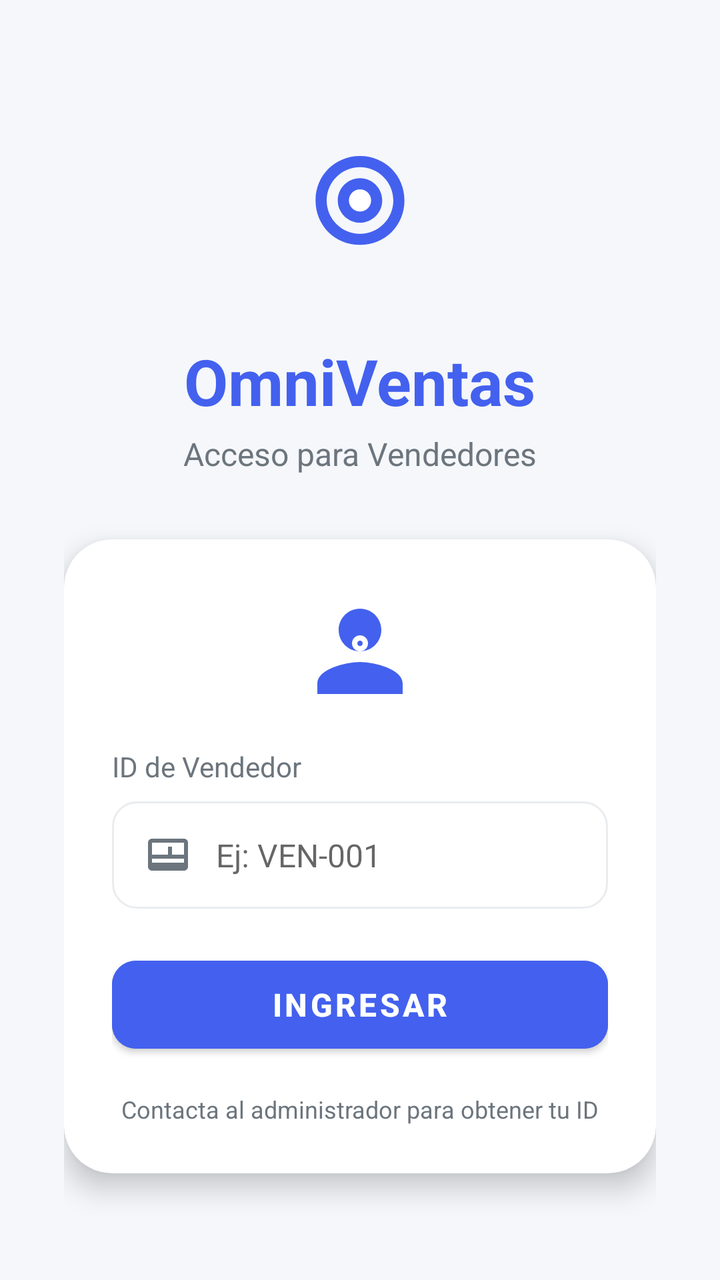
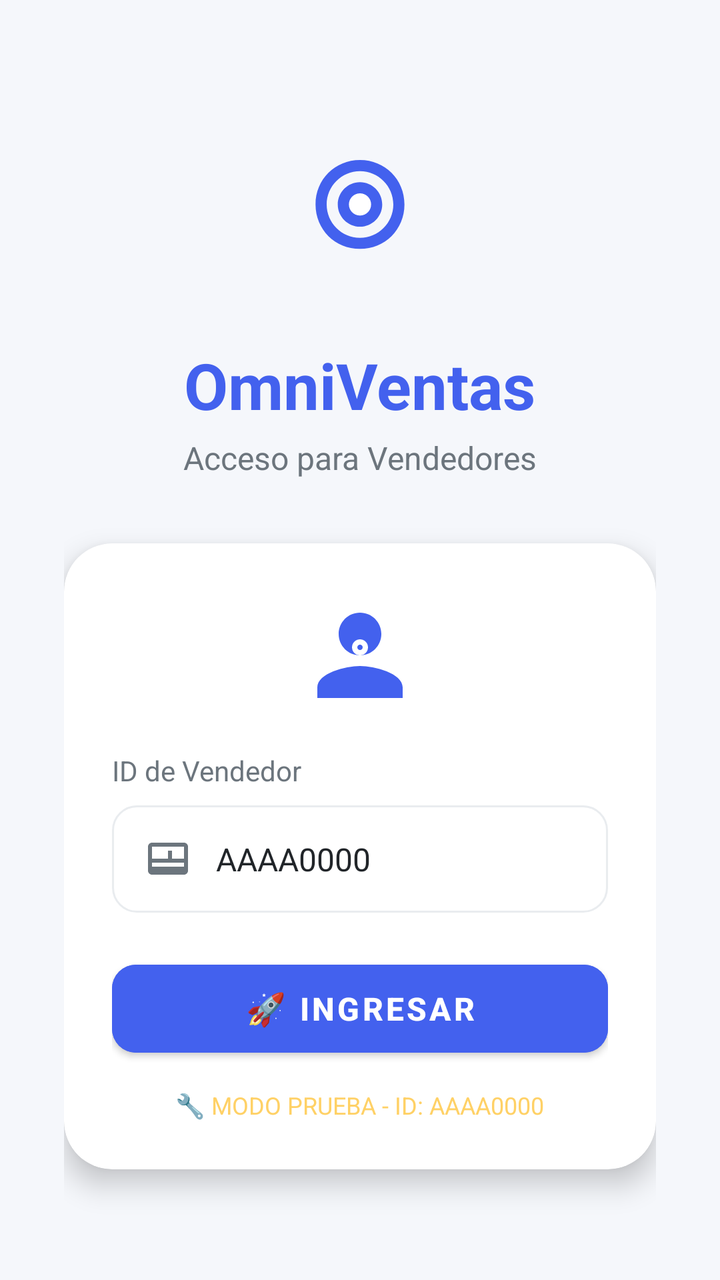

The first picture is an Android layout as it rendered before a commit; the second is the same layout after the commit. The layout source and the unified diff follow.
<!-- AndroidManifest.xml: application theme Theme.OmniVentas -->
<!-- res/layout/activity_login.xml -->
<?xml version="1.0" encoding="utf-8"?>
<LinearLayout xmlns:android="http://schemas.android.com/apk/res/android"
    xmlns:app="http://schemas.android.com/apk/res-auto"
    android:layout_width="match_parent"
    android:layout_height="match_parent"
    android:orientation="vertical"
    android:gravity="center"
    android:padding="32dp"
    android:background="@color/light_gray">

    
    <ImageView
        android:id="@+id/iv_logo"
        android:layout_width="100dp"
        android:layout_height="100dp"
        android:src="@drawable/ic_launcher_foreground"
        android:layout_marginBottom="16dp"
        android:scaleType="centerInside" />

    
    <TextView
        android:id="@+id/tv_title"
        android:layout_width="wrap_content"
        android:layout_height="wrap_content"
        android:text="OmniVentas"
        android:textSize="32sp"
        android:textStyle="bold"
        android:textColor="@color/primary"
        android:layout_marginBottom="4dp" />

    <TextView
        android:id="@+id/tv_subtitle"
        android:layout_width="wrap_content"
        android:layout_height="wrap_content"
        android:text="Acceso para Vendedores"
        android:textSize="16sp"
        android:textColor="@color/gray"
        android:layout_marginBottom="32dp" />

    
    <androidx.cardview.widget.CardView
        android:id="@+id/card_login"
        android:layout_width="match_parent"
        android:layout_height="wrap_content"
        app:cardCornerRadius="24dp"
        app:cardElevation="8dp"
        app:cardBackgroundColor="@color/white">

        <LinearLayout
            android:layout_width="match_parent"
            android:layout_height="wrap_content"
            android:orientation="vertical"
            android:padding="24dp">

            
            <ImageView
                android:layout_width="64dp"
                android:layout_height="64dp"
                android:src="@drawable/ic_vendor"
                android:layout_gravity="center"
                android:layout_marginBottom="16dp" />

            <TextView
                android:layout_width="wrap_content"
                android:layout_height="wrap_content"
                android:text="ID de Vendedor"
                android:textSize="14sp"
                android:textColor="@color/gray"
                android:layout_marginBottom="8dp" />

            
            <LinearLayout
                android:layout_width="match_parent"
                android:layout_height="wrap_content"
                android:orientation="horizontal"
                android:background="@drawable/edit_text_background"
                android:padding="4dp"
                android:layout_marginBottom="20dp">

                <ImageView
                    android:layout_width="24dp"
                    android:layout_height="24dp"
                    android:src="@drawable/ic_vendor_id"
                    android:layout_gravity="center"
                    android:layout_marginStart="12dp" />

                <EditText
                    android:id="@+id/et_vendor_id"
                    android:layout_width="0dp"
                    android:layout_height="wrap_content"
                    android:layout_weight="1"
                    android:hint="Ej: VEN-001"
                    android:inputType="text"
                    android:background="@android:color/transparent"
                    android:padding="12dp"
                    android:textSize="16dp"
                    android:textColor="@color/dark" />
            </LinearLayout>

            
            <Button
                android:id="@+id/btn_login"
                android:layout_width="match_parent"
                android:layout_height="56dp"
                android:text="Ingresar"
                android:textSize="16sp"
                android:textStyle="bold"
                android:backgroundTint="@color/primary"
                app:cornerRadius="12dp" />

            
            <TextView
                android:layout_width="wrap_content"
                android:layout_height="wrap_content"
                android:text="Contacta al administrador para obtener tu ID"
                android:textSize="12sp"
                android:textColor="@color/gray"
                android:layout_gravity="center"
                android:layout_marginTop="16dp" />

        </LinearLayout>
    </androidx.cardview.widget.CardView>

</LinearLayout>
<!-- resources referenced by this layout -->
<resources>
  <color name="dark">#212529</color>
  <color name="gray">#6C757D</color>
  <color name="light_gray">#F5F7FB</color>
  <color name="primary">#4361EE</color>
  <color name="white">#FFFFFF</color>
  <!-- drawable edit_text_background (drawable) -->
  <?xml version="1.0" encoding="utf-8"?>
  <shape xmlns:android="http://schemas.android.com/apk/res/android">
      <solid android:color="@color/white" />
      <stroke android:width="1dp" android:color="@color/gray_light" />
      <corners android:radius="12dp" />
  </shape>
  <!-- drawable ic_launcher_foreground (drawable) -->
  <?xml version="1.0" encoding="utf-8"?>
  <vector xmlns:android="http://schemas.android.com/apk/res/android"
      android:width="108dp"
      android:height="108dp"
      android:viewportWidth="108"
      android:viewportHeight="108">
      <path
          android:fillColor="#4361EE"
          android:pathData="M54,27C40.5,27 30,37.5 30,51C30,64.5 40.5,75 54,75C67.5,75 78,64.5 78,51C78,37.5 67.5,27 54,27ZM54,69C44.1,69 36,60.9 36,51C36,41.1 44.1,33 54,33C63.9,33 72,41.1 72,51C72,60.9 63.9,69 54,69ZM54,39C47.4,39 42,44.4 42,51C42,57.6 47.4,63 54,63C60.6,63 66,57.6 66,51C66,44.4 60.6,39 54,39Z"/>
      <path
          android:fillColor="#FFFFFF"
          android:pathData="M54,45C50.7,45 48,47.7 48,51C48,54.3 50.7,57 54,57C57.3,57 60,54.3 60,51C60,47.7 57.3,45 54,45Z"/>
  </vector>
  <!-- drawable ic_vendor (drawable) -->
  <?xml version="1.0" encoding="utf-8"?>
  <vector xmlns:android="http://schemas.android.com/apk/res/android"
      android:width="64dp"
      android:height="64dp"
      android:viewportWidth="24"
      android:viewportHeight="24">
      <path
          android:fillColor="@color/primary"
          android:pathData="M12,12c2.21,0 4,-1.79 4,-4s-1.79,-4 -4,-4 -4,1.79 -4,4 1.79,4 4,4zM12,14c-2.67,0 -8,1.34 -8,4v2h16v-2c0,-2.66 -5.33,-4 -8,-4z"/>
      <path
          android:fillColor="@color/white"
          android:pathData="M12,12c-0.83,0 -1.5,-0.67 -1.5,-1.5S11.17,9 12,9s1.5,0.67 1.5,1.5S12.83,12 12,12zM12,10c-0.28,0 -0.5,0.22 -0.5,0.5S11.72,11 12,11s0.5,-0.22 0.5,-0.5S12.28,10 12,10z"/>
  </vector>
  <!-- drawable ic_vendor_id (drawable) -->
  <?xml version="1.0" encoding="utf-8"?>
  <vector xmlns:android="http://schemas.android.com/apk/res/android"
      android:width="24dp"
      android:height="24dp"
      android:viewportWidth="24"
      android:viewportHeight="24">
      <path
          android:fillColor="@color/gray"
          android:pathData="M20,4H4c-1.1,0 -2,0.9 -2,2v12c0,1.1 0.9,2 2,2h16c1.1,0 2,-0.9 2,-2V6c0,-1.1 -0.9,-2 -2,-2zM4,6h16v2H4V6zM4,12v-2h4v2H4zM4,10V8h4v2H4zM12,12H8v-2h4v2zM12,10H8V8h4v2zM20,12h-6v-2h6v2zM20,10h-6V8h6v2zM4,16v-2h16v2H4z"/>
  </vector>
  <style name="Theme.OmniVentas" parent="Theme.MaterialComponents.DayNight.NoActionBar">
          <item name="colorPrimary">@color/primary</item>
          <item name="colorPrimaryVariant">@color/primary_dark</item>
          <item name="colorOnPrimary">@color/white</item>
          <item name="colorSecondary">@color/secondary</item>
          <item name="colorOnSecondary">@color/white</item>
          <item name="android:statusBarColor">@color/primary</item>
          <item name="android:windowBackground">@color/light_gray</item>
      </style>
  <color name="gray_light">#E9ECEF</color>
  <color name="primary_dark">#3A56D4</color>
  <color name="secondary">#3F37C9</color>
</resources>

<!-- the commit's change to res/layout/activity_login.xml (unified diff, before → after) -->
@@ -94,7 +94,8 @@
                     android:background="@android:color/transparent"
                     android:padding="12dp"
                     android:textSize="16dp"
-                    android:textColor="@color/dark" />
+                    android:textColor="@color/dark"
+                    android:text="AAAA0000" />
             </LinearLayout>
 
             
@@ -102,7 +103,7 @@
                 android:id="@+id/btn_login"
                 android:layout_width="match_parent"
                 android:layout_height="56dp"
-                android:text="Ingresar"
+                android:text="🚀 Ingresar"
                 android:textSize="16sp"
                 android:textStyle="bold"
                 android:backgroundTint="@color/primary"
@@ -112,11 +113,11 @@
             <TextView
                 android:layout_width="wrap_content"
                 android:layout_height="wrap_content"
-                android:text="Contacta al administrador para obtener tu ID"
+                android:text="🔧 MODO PRUEBA - ID: AAAA0000"
                 android:textSize="12sp"
-                android:textColor="@color/gray"
+                android:textColor="@color/warning"
                 android:layout_gravity="center"
-                android:layout_marginTop="16dp" />
+                android:layout_marginTop="12dp" />
 
         </LinearLayout>
     </androidx.cardview.widget.CardView>
<!-- resource entries referenced after the edit -->
@@ -4,6 +4,7 @@
   <color name="gray">#6C757D</color>
   <color name="light_gray">#F5F7FB</color>
   <color name="primary">#4361EE</color>
+  <color name="warning">#FFD166</color>
   <color name="white">#FFFFFF</color>
   <!-- drawable edit_text_background (drawable) -->
   <?xml version="1.0" encoding="utf-8"?>
